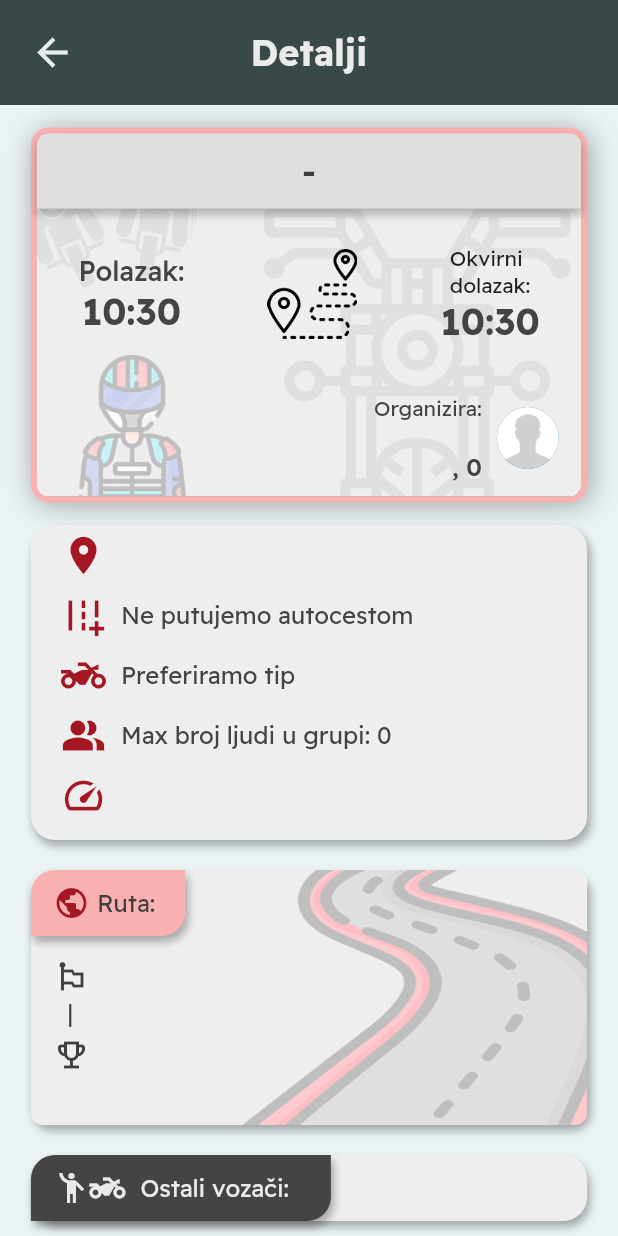
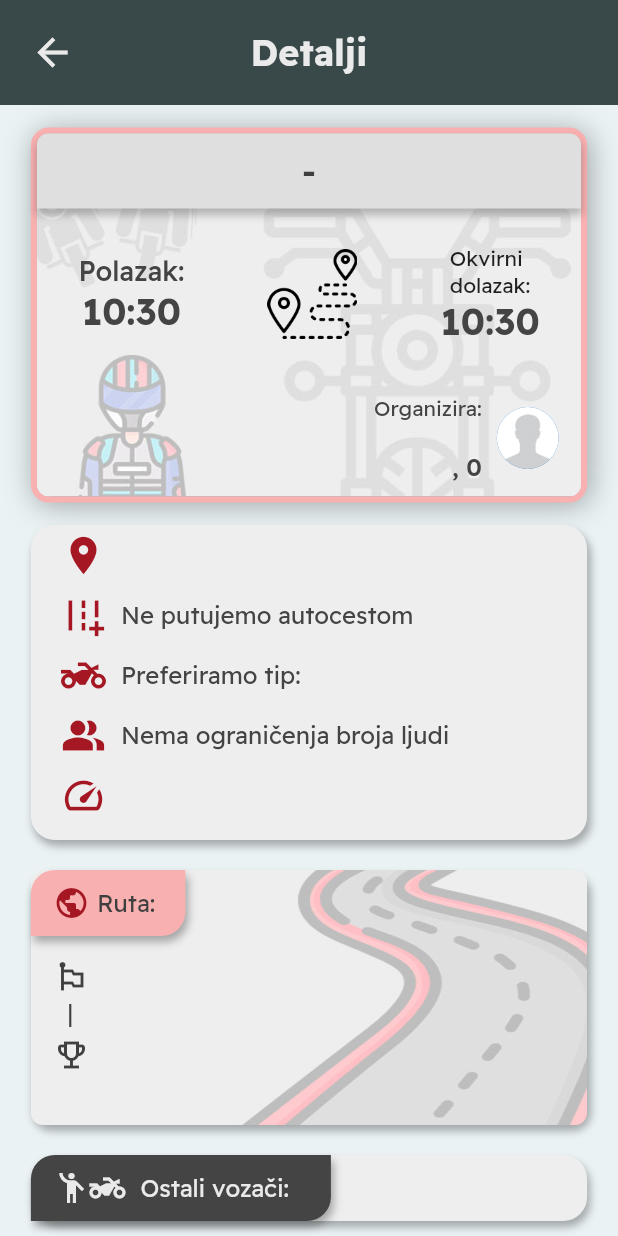
Before and after one commit to CroAnna/BikerZone, a Flutter app: the RideDetailsScreen screen opened directly with empty values, on a phone screen of 412 x 824 dp. Run offline on Flutter 3.47's test engine with Material 2 defaults, Android fonts, the phone set to English and light mode, and no system bars; our stand-ins replace cloud_firestore, dot_navigation_bar, firebase_auth, firebase_core, firebase_storage, fluttertoast and 1 more; accounts and stored records are empty.

Commit message:
[FIX] ride details max nmbr of people message

```diff
--- a/lib/screens/ride_details_screen.dart
+++ b/lib/screens/ride_details_screen.dart
@@ -361,9 +361,12 @@ class DetailsCard3 extends StatelessWidget {
       {"icon": Icons.add_road, "text": ride.highway ? "Putujemo autocestom" : "Ne putujemo autocestom"},
       {
         "icon": Icons.two_wheeler,
-        "text": ride.acceptType == "Svi motori" ? "Prihvaćamo sve tipove motora" : "Preferiramo tip ${ride.acceptType}"
+        "text": ride.acceptType == "-" ? "Prihvaćamo sve tipove motora" : "Preferiramo tip: ${ride.acceptType.toLowerCase()}"
       },
-      {"icon": Icons.people_alt, "text": "Max broj ljudi u grupi: ${ride.maxPeople}"},
+      {
+        "icon": Icons.people_alt,
+        "text": ride.maxPeople == 0 ? "Nema ograničenja broja ljudi" : "Max broj ljudi u grupi: ${ride.maxPeople}"
+      },
       {"icon": Icons.speed, "text": ride.pace},
     ];
     return Container(
```
